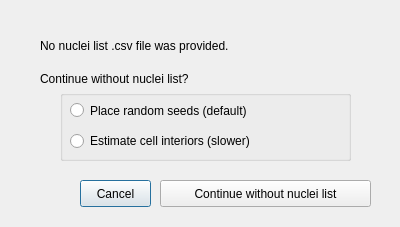
Before: the Qt Designer form CellECT/gui/nuclei_options_layout.ui in ddiana/CellECT, drawn with Qt 5.
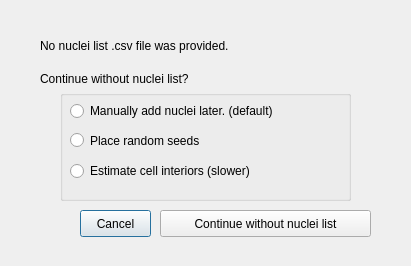
After: the same form once the commit is applied.

Commit message: fixed Seg Tool bug about merging labels from wrong boxes

What changed in the file:
```diff
--- a/CellECT/gui/nuclei_options_layout.ui
+++ b/CellECT/gui/nuclei_options_layout.ui
@@ -6,8 +6,8 @@
    <rect>
     <x>0</x>
     <y>0</y>
-    <width>400</width>
-    <height>227</height>
+    <width>411</width>
+    <height>266</height>
    </rect>
   </property>
   <property name="windowTitle">
@@ -51,7 +51,7 @@
      <x>60</x>
      <y>90</y>
      <width>291</width>
-     <height>71</height>
+     <height>111</height>
     </rect>
    </property>
    <property name="title">
@@ -61,20 +61,20 @@
     <property name="geometry">
      <rect>
       <x>10</x>
-      <y>10</y>
+      <y>40</y>
       <width>251</width>
       <height>21</height>
      </rect>
     </property>
     <property name="text">
-     <string>Place random seeds (default)</string>
+     <string>Place random seeds</string>
     </property>
    </widget>
    <widget class="QRadioButton" name="radioButton_estimate">
     <property name="geometry">
      <rect>
       <x>10</x>
-      <y>40</y>
+      <y>70</y>
       <width>251</width>
       <height>22</height>
      </rect>
@@ -83,12 +83,25 @@
      <string>Estimate cell interiors (slower)</string>
     </property>
    </widget>
+   <widget class="QRadioButton" name="radioButton_no_nuclei">
+    <property name="geometry">
+     <rect>
+      <x>10</x>
+      <y>10</y>
+      <width>261</width>
+      <height>22</height>
+     </rect>
+    </property>
+    <property name="text">
+     <string>Manually add nuclei later. (default)</string>
+    </property>
+   </widget>
   </widget>
   <widget class="QPushButton" name="btn_cancel">
    <property name="geometry">
     <rect>
      <x>80</x>
-     <y>180</y>
+     <y>210</y>
      <width>71</width>
      <height>27</height>
     </rect>
@@ -101,7 +114,7 @@
    <property name="geometry">
     <rect>
      <x>160</x>
-     <y>180</y>
+     <y>210</y>
      <width>211</width>
      <height>27</height>
     </rect>
```
The commit also changes 7 other files.
